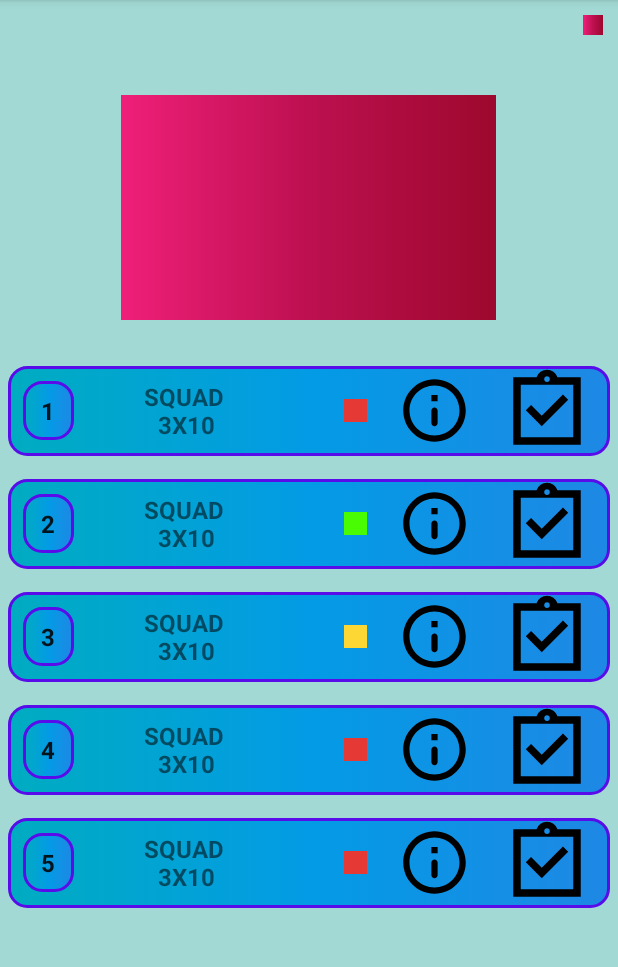
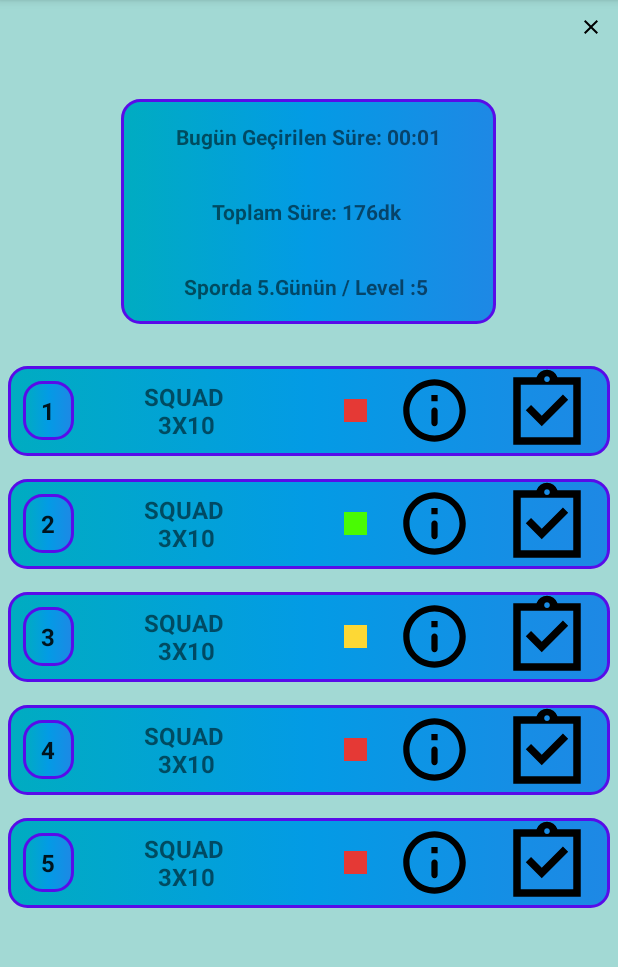
Before and after one commit to Zwairo/FithomePrototype, an Android app: the DailySport screen opened directly, with no data from a screen before it, on a phone screen of 412 x 824 dp, the part 84-1051 px from its top. Run offline under Robolectric (Android 15) with nearby library versions, the phone set to English and light mode, and no system bars; our stand-ins replace Firebase (no records; nobody signed in at launch, a user with empty details on screens opened directly).

Commit message:
Header kısmı düzeltildi.Bugs fixed

```diff
--- a/app/src/main/java/com/example/gymworkout/DailySport.java
+++ b/app/src/main/java/com/example/gymworkout/DailySport.java
@@ -1,11 +1,14 @@
 package com.example.gymworkout;
 
+import android.content.Intent;
 import android.os.Bundle;
+import android.os.Handler;
 import android.util.Log;
 import android.view.View;
 import android.widget.Button;
 import android.widget.ImageView;
 import android.widget.TextView;
+import android.widget.Toast;
 
 import androidx.activity.EdgeToEdge;
 import androidx.appcompat.app.AppCompatActivity;
@@ -17,10 +20,16 @@ import com.bumptech.glide.Glide;
 import com.example.gymworkout.Other.BottomSheetHelper;
 import com.example.gymworkout.Other.DifSelecter;
 import com.google.android.material.bottomsheet.BottomSheetDialog;
+import com.google.firebase.Timestamp;
 import com.google.firebase.auth.FirebaseAuth;
+import com.google.firebase.firestore.DocumentReference;
 import com.google.firebase.firestore.FirebaseFirestore;
+import com.google.firebase.firestore.SetOptions;
 
 import java.util.ArrayList;
+import java.util.Date;
+import java.util.HashMap;
+import java.util.Map;
 
 public class DailySport extends AppCompatActivity {
     FirebaseFirestore db;
@@ -32,6 +41,10 @@ public class DailySport extends AppCompatActivity {
     View sheetView;
     FirebaseAuth auth;
     int toplam;
+    TextView kronometreText;
+    long baslangicZamani;
+    Handler handler = new Handler();
+    Runnable runnable;
 
 
 
@@ -71,6 +84,62 @@ public class DailySport extends AppCompatActivity {
         ok4=findViewById(R.id.ok4);
         ok5=findViewById(R.id.ok5);
 
+        //Kronometre
+
+        kronometreText = findViewById(R.id.gunluksure);
+        baslangicZamani = System.currentTimeMillis();
+
+        runnable = new Runnable() {
+            @Override
+            public void run() {
+                long simdikiZaman = System.currentTimeMillis();
+                long fark = simdikiZaman - baslangicZamani;
+
+                int saniye = (int) (fark / 1000) % 60;
+                int dakika = (int) ((fark / (1000 * 60)) % 60);
+
+                kronometreText.setText("Bugün Geçirilen Süre: "+String.format("%02d:%02d", dakika, saniye));
+
+                handler.postDelayed(this, 1000); // her saniye güncelle
+            }
+        };
+
+        handler.post(runnable);
+
+        //OK butonları için tıklama olayları
+        ok5.setOnClickListener(v -> {
+            long gecenSure = System.currentTimeMillis() - baslangicZamani;
+            handler.removeCallbacks(runnable);
+
+            FirebaseFirestore db = FirebaseFirestore.getInstance();
+            String uid = FirebaseAuth.getInstance().getCurrentUser().getUid();
+
+            DocumentReference docRef = db.collection("Users").document(uid);
+
+            docRef.get().addOnSuccessListener(documentSnapshot -> {
+                long oncekiToplam = 0;
+                if (documentSnapshot.exists()) {
+                    Long mevcut = documentSnapshot.getLong("toplamSureMs");
+                    if (mevcut != null) {
+                        oncekiToplam = mevcut;
+                    }
+                }
+
+                long yeniToplam = oncekiToplam + gecenSure;
+
+                Map<String, Object> veri = new HashMap<>();
+                veri.put("toplamSureMs", yeniToplam);
+                veri.put("sonTarih", new Timestamp(new Date()));
+
+                docRef.set(veri, SetOptions.merge())
+                        .addOnSuccessListener(aVoid -> Toast.makeText(this, "Süre güncellendi", Toast.LENGTH_SHORT).show())
+                        .addOnFailureListener(e -> Toast.makeText(this, "Hata: " + e.getMessage(), Toast.LENGTH_SHORT).show());
+            });
+        });
+
+
+
+
 
         //Toplam Gün Sayısını çekmek için Interface ile uğraşmak istemedim, direkt oncreat içinde yaptım
         auth=FirebaseAuth.getInstance();
@@ -99,12 +168,41 @@ public class DailySport extends AppCompatActivity {
                 });
         VeriAtama(toplam);
 
+        //Toplam Gün Sayısını ve Level bilgisini TextView'lara yazdırmak için
+
+        TextView toplamGunVeLevel = findViewById(R.id.toplamgunvelevel);
+        TextView toplamSure = findViewById(R.id.toplamsure);
+        DifSelecter difSelecter = new DifSelecter();
+
+        db.collection("Users").document(userId)
+                .get()
+                .addOnSuccessListener(documentSnapshot -> {
+                    if (documentSnapshot.exists()) {
+                        Long toplamGun = documentSnapshot.getLong("toplamGun");
+                        Long toplamSureMs = documentSnapshot.getLong("toplamSureMs");
+
+                        int gun = (toplamGun != null) ? toplamGun.intValue() : 0;
+                        int dakika = (toplamSureMs != null) ? (int) (toplamSureMs / (1000 * 60)) : 0;
+                        int level = difSelecter.getLevel(gun);
+
+                        toplamGunVeLevel.setText("Sporda " + gun + ". Günün / Level :" + level);
+                        toplamSure.setText("Toplam Süre: " + dakika + " dk");
+
+                        VeriAtama(gun); // sadece veri geldikten sonra çağır
+                    }
+                })
+                .addOnFailureListener(e -> {
+                    Log.e("Firestore", "Veri alınamadı: " + e.getMessage());
+                });
 
 
 
 
 
-
+    }
+    public  void backtohome(View view){
+        Intent intent=new Intent(DailySport.this,MainActivity.class);
+        startActivity(intent);
     }
     public void VeriAtama(int toplamGun){
         DifSelecter difSelecter = new DifSelecter();
--- a/app/src/main/java/com/example/gymworkout/Other/UserActions.java
+++ b/app/src/main/java/com/example/gymworkout/Other/UserActions.java
@@ -4,6 +4,7 @@ import com.google.firebase.firestore.CollectionReference;
 import com.google.firebase.firestore.DocumentReference;
 import com.google.firebase.firestore.FieldValue;
 import com.google.firebase.firestore.FirebaseFirestore;
+import com.google.firebase.firestore.SetOptions;
 
 import java.text.SimpleDateFormat;
 import java.util.Collections;
@@ -33,6 +34,7 @@ public class UserActions {
                     Map<String, Object> updates = new HashMap<>();
                     updates.put("sonGirisTarihi", FieldValue.serverTimestamp());
 
+
                     if (!bugunZatenGirilmis) {
                         updates.put("toplamGiris", FieldValue.increment(1));
                         updates.put("toplamGun", FieldValue.increment(1));
@@ -51,7 +53,8 @@ public class UserActions {
                                         userData.put("toplamGun", 1);
                                         userData.put("toplamCalismaSuresi", 0);
 
-                    userRef.set(userData);
+                                        userRef.set(userData, SetOptions.merge());
+
 
                     // İlk gün giriş kaydı
                     girisGunleriRef.document(bugun).set(Collections.singletonMap("girisYapildi", true));
--- /dev/null
+++ b/app/src/main/res/drawable/baseline_close_24.xml
@@ -0,0 +1,5 @@
+<vector xmlns:android="http://schemas.android.com/apk/res/android" android:height="24dp" android:tint="#000000" android:viewportHeight="24" android:viewportWidth="24" android:width="24dp">
+
+    <path android:fillColor="@android:color/white" android:pathData="M19,6.41L17.59,5 12,10.59 6.41,5 5,6.41 10.59,12 5,17.59 6.41,19 12,13.41 17.59,19 19,17.59 13.41,12z"/>
+
+</vector>
--- a/app/src/main/res/layout/activity_daily_sport.xml
+++ b/app/src/main/res/layout/activity_daily_sport.xml
@@ -17,22 +17,56 @@
         app:layout_constraintTop_toTopOf="parent">
 
         <ImageView
-            android:layout_width="13dp"
-            android:layout_height="13dp"
+            android:layout_width="16dp"
+            android:layout_height="16dp"
             android:layout_gravity="right"
             android:layout_margin="10dp"
-            android:src="@drawable/mainmenu_bg">
+            android:src="@drawable/baseline_close_24"
+            android:onClick="backtohome"
+            tools:ignore="OnClick">
 
         </ImageView>
 
-        <ImageView
+        <LinearLayout
             android:layout_width="250dp"
             android:layout_height="150dp"
             android:layout_gravity="center"
             android:layout_marginTop="30dp"
-            android:src="@drawable/mainmenu_bg">
+            android:background="@drawable/cherceve"
+            android:orientation="vertical">
 
-        </ImageView>
+            <TextView
+                android:id="@+id/gunluksure"
+                android:layout_width="match_parent"
+                android:layout_height="wrap_content"
+                android:text="Bugün Geçirilen Süre: 3dk "
+                android:textStyle="bold"
+                android:layout_weight="1"
+                android:gravity="center">
+            </TextView>
+
+            <TextView
+                android:id="@+id/toplamsure"
+                android:layout_width="match_parent"
+                android:layout_height="wrap_content"
+                android:text="Toplam Süre: 176dk "
+                android:textStyle="bold"
+                android:layout_weight="1"
+                android:gravity="center">
+            </TextView>
+            <TextView
+                android:id="@+id/toplamgunvelevel"
+                android:layout_width="match_parent"
+                android:layout_height="wrap_content"
+                android:text="Sporda 5.Günün / Level :5 "
+                android:textStyle="bold"
+                android:layout_weight="1"
+                android:gravity="center">
+            </TextView>
+
+
+
+        </LinearLayout>
 
 
     </LinearLayout>
--- a/app/src/main/res/layout/activity_main.xml
+++ b/app/src/main/res/layout/activity_main.xml
@@ -9,7 +9,7 @@
     android:orientation="vertical"
     android:background="@drawable/mainmenu_bg"
     android:layout_height="match_parent"
-    tools:context=".com.example.gymworkout.MainActivity" >
+    tools:context="com.example.gymworkout.MainActivity" >
     <TextView
     android:layout_width="match_parent"
     android:layout_height="wrap_content"
```
Lines whose indentation alone changed are shown as unchanged.
